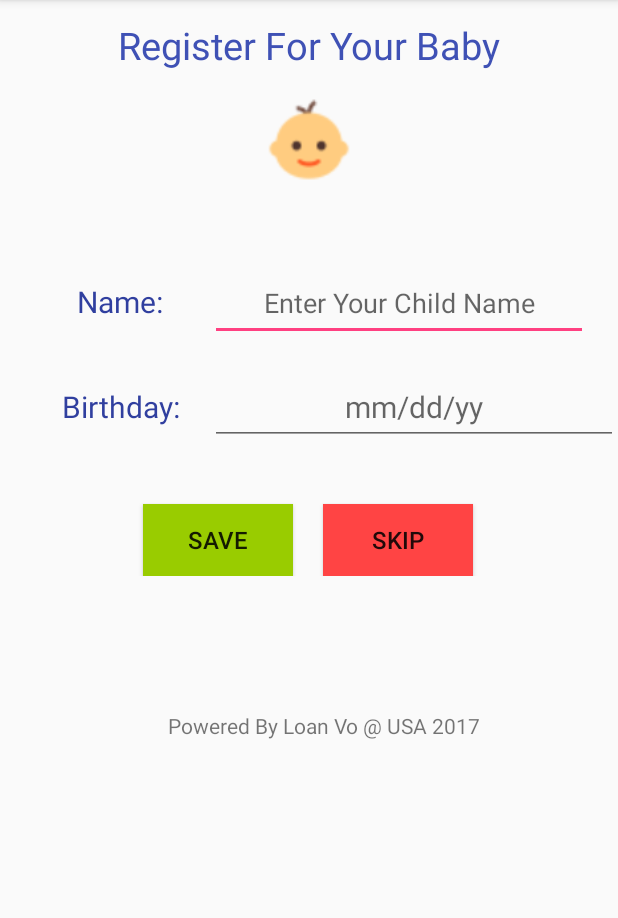
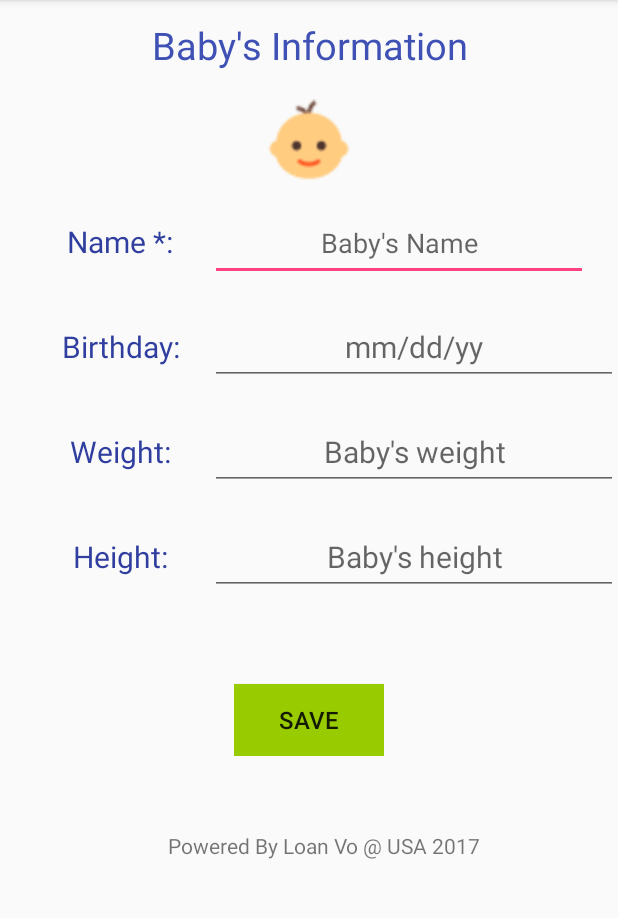
Before and after one commit to loanvo/Android-BabyActivities, an Android app: the screen it shows after launch (RegisterActivity), on a phone screen of 412 x 824 dp, the part 84-1002 px from its top. Run offline under Robolectric (Android 15) with nearby library versions, the phone set to English and light mode, and no system bars.

Commit message:
fixed bugs database create baby profile class insert baby info from register activity into database add baby name into every activituy

```diff
--- a/app/src/main/java/cs175/babysactivities/RegisterActivity.java
+++ b/app/src/main/java/cs175/babysactivities/RegisterActivity.java
@@ -10,42 +10,91 @@ import android.view.View;
 import android.widget.Button;
 import android.widget.EditText;
 
+import java.sql.Date;
+
 public class RegisterActivity extends AppCompatActivity implements View.OnClickListener{
 
     private EditText nameEdit;
     private EditText birthdayEdit;
+    private EditText heightEdit;
+    private EditText weightEdit;
     private Button registerButton;
-    private Button skipButton;
+
+    String name;
+    String DOB;
+    double height;
+    double weight;
+    double headSize;
+    Boolean editMode;
+    DBHelper dbHelper;
+    BabyProfile babyProfile;
 
     @Override
     protected void onCreate(Bundle savedInstanceState) {
         super.onCreate(savedInstanceState);
         setContentView(R.layout.activity_register);
 
-        SharedPreferences pref = getSharedPreferences("ActivityPREF", Context.MODE_PRIVATE);
-        if(pref.getBoolean("activity_executed", false)){
+        SharedPreferences pref = getSharedPreferences("registered", Context.MODE_PRIVATE);
+        if(pref.getBoolean("registered", false)){
             Intent intent = new Intent(this, BabyActivities.class);
             startActivity(intent);
             finish();
         } else {
             SharedPreferences.Editor ed = pref.edit();
-            ed.putBoolean("activity_executed", true);
+            ed.putBoolean("registered", true);
             ed.commit();
         }
-
+        dbHelper = new DBHelper(this);
+        babyProfile = new BabyProfile();
+        editMode = false;
         nameEdit = (EditText) findViewById(R.id.edit_name);
         birthdayEdit = (EditText) findViewById(R.id.edit_birthday);
+        heightEdit = (EditText) findViewById(R.id.edit_height);
+        weightEdit = (EditText) findViewById(R.id.edit_weight);
         registerButton = (Button) findViewById(R.id.register_button);
-        skipButton = (Button) findViewById(R.id.skip_button);
+        registerButton.setOnClickListener(this);
 
-        registerButton.setOnClickListener(this);
-        skipButton.setOnClickListener(this);
-
+        nameEdit.setOnFocusChangeListener(new View.OnFocusChangeListener() {
+            @Override
+            public void onFocusChange(View v, boolean hasFocus) {
+                nameEdit.setError(null);
+                if(nameEdit.getText().toString().isEmpty()){
+                    nameEdit.setError("Please enter your child's name");
+                    registerButton.setClickable(false);
+                }else{
+                    nameEdit.setError(null);
+                    registerButton.setClickable(true);
+                }
+            }
+        });
     }
 
     @Override
     public void onClick(View v) {
+        name = nameEdit.getText().toString();
+        babyProfile.setName(name);
+
+        DOB = birthdayEdit.getText().toString();
+        babyProfile.setDOB(DOB);
+
+        String h = heightEdit.getText().toString();
+        if(h.isEmpty()){
+            babyProfile.setHeight(0.0);
+        }else height = Double.parseDouble(h);
+
+        String w = weightEdit.getText().toString();
+        if(w.isEmpty()){
+            babyProfile.setWeight(0.0);
+        }else weight = Double.parseDouble(w);
+
+        babyProfile.setHeadsize(0.0);
+        if(editMode){
+            dbHelper.removeBabyProfile(name);
+        }
+
+        dbHelper.createProfile(babyProfile);
         Intent intent = new Intent(this, BabyActivities.class);
+        intent.putExtra("babyname", name);
         startActivity(intent);
     }
 
--- a/app/src/main/res/layout/activity_register.xml
+++ b/app/src/main/res/layout/activity_register.xml
@@ -13,7 +13,7 @@
     <TextView
         android:layout_width="fill_parent"
         android:layout_height="60dp"
-        android:text="Register For Your Baby"
+        android:text="Baby's Information"
         android:textSize="25dp"
         android:textColor="@color/colorPrimary"
         android:gravity="center"
@@ -27,12 +27,13 @@
     <LinearLayout
         android:layout_height="wrap_content"
         android:layout_width="match_parent"
-        android:layout_marginTop="50dp">
+        android:layout_marginTop="10dp"
+        android:orientation="horizontal">
         <TextView
             android:layout_width="120dp"
             android:layout_height="50dp"
             android:layout_marginLeft="20dp"
-            android:text="Name:"
+            android:text="Name *:"
             android:textSize="20dp"
             android:gravity="center"
             android:textColor="@color/colorPrimaryDark" />
@@ -41,9 +42,11 @@
             android:layout_height="50dp"
             android:layout_marginRight="20dp"
             android:gravity="center"
-            android:hint="Enter Your Child Name"
+            android:hint="Baby's Name"
             android:inputType="textCapWords"
-            android:id="@+id/edit_name"/>
+            android:id="@+id/edit_name"
+            />
+        <requestFocus/>
     </LinearLayout>
     <LinearLayout
         android:layout_height="wrap_content"
@@ -67,9 +70,52 @@
             android:id="@+id/edit_birthday"/>
     </LinearLayout>
     <LinearLayout
+        android:layout_height="wrap_content"
         android:layout_width="match_parent"
+        android:layout_marginTop="20dp">
+        <TextView
+            android:layout_width="120dp"
+            android:layout_height="50dp"
+            android:layout_marginLeft="20dp"
+            android:text="Weight:"
+            android:textSize="20dp"
+            android:gravity="center"
+            android:textColor="@color/colorPrimaryDark" />
+        <EditText
+            android:layout_width="fill_parent"
+            android:layout_height="50dp"
+            android:textSize="20dp"
+            android:inputType="date"
+            android:hint="Baby's weight"
+            android:gravity="center"
+            android:id="@+id/edit_weight"/>
+    </LinearLayout>
+    <LinearLayout
         android:layout_height="wrap_content"
+        android:layout_width="match_parent"
         android:layout_marginTop="20dp">
+        <TextView
+            android:layout_width="120dp"
+            android:layout_height="50dp"
+            android:layout_marginLeft="20dp"
+            android:text="Height:"
+            android:textSize="20dp"
+            android:gravity="center"
+            android:textColor="@color/colorPrimaryDark" />
+        <EditText
+            android:layout_width="fill_parent"
+            android:layout_height="50dp"
+            android:textSize="20dp"
+            android:inputType="date"
+            android:hint="Baby's height"
+            android:gravity="center"
+            android:id="@+id/edit_height"/>
+    </LinearLayout>
+    <LinearLayout
+        android:layout_width="wrap_content"
+        android:layout_height="wrap_content"
+        android:layout_marginTop="40dp"
+        android:layout_gravity="center">
         <Button
             android:id="@+id/register_button"
             android:layout_width="100dp"
@@ -78,16 +124,7 @@
             android:textSize="16dp"
             android:layout_marginTop="20dp"
             android:background="@android:color/holo_green_light"
-            android:layout_marginLeft="95dp"/>
-        <Button
-            android:id="@+id/skip_button"
-            android:layout_width="100dp"
-            android:layout_height="wrap_content"
-            android:text="SKIP"
-            android:textSize="16dp"
-            android:layout_marginTop="20dp"
-            android:background="@android:color/holo_red_light"
-            android:layout_marginLeft="20dp"/>
+            />
 
     </LinearLayout>
 
@@ -96,7 +133,7 @@
             android:layout_height="wrap_content"
             android:text="Powered By Loan Vo @ USA 2017"
             android:layout_marginLeft="112dp"
-            android:layout_marginTop="90dp"
+            android:layout_marginTop="50dp"
             />
 
 
--- a/build.gradle
+++ b/build.gradle
@@ -7,7 +7,7 @@ buildscript {
         jcenter()
     }
     dependencies {
-        classpath 'com.android.tools.build:gradle:3.0.0'
+        classpath 'com.android.tools.build:gradle:3.0.1'
 
 
         // NOTE: Do not place your application dependencies here; they belong
```
Also changed, not shown: app/src/main/java/cs175/babysactivities/BabyActivities.java (+9 -0 lines), app/src/main/java/cs175/babysactivities/BabyProfile.java (added, +64 -0 lines), app/src/main/java/cs175/babysactivities/DBHelper.java (renamed from app/src/main/java/DBHelper.java, +45 -10 lines), app/src/main/res/layout/activity_baby_activities.xml (+12 -0 lines).
